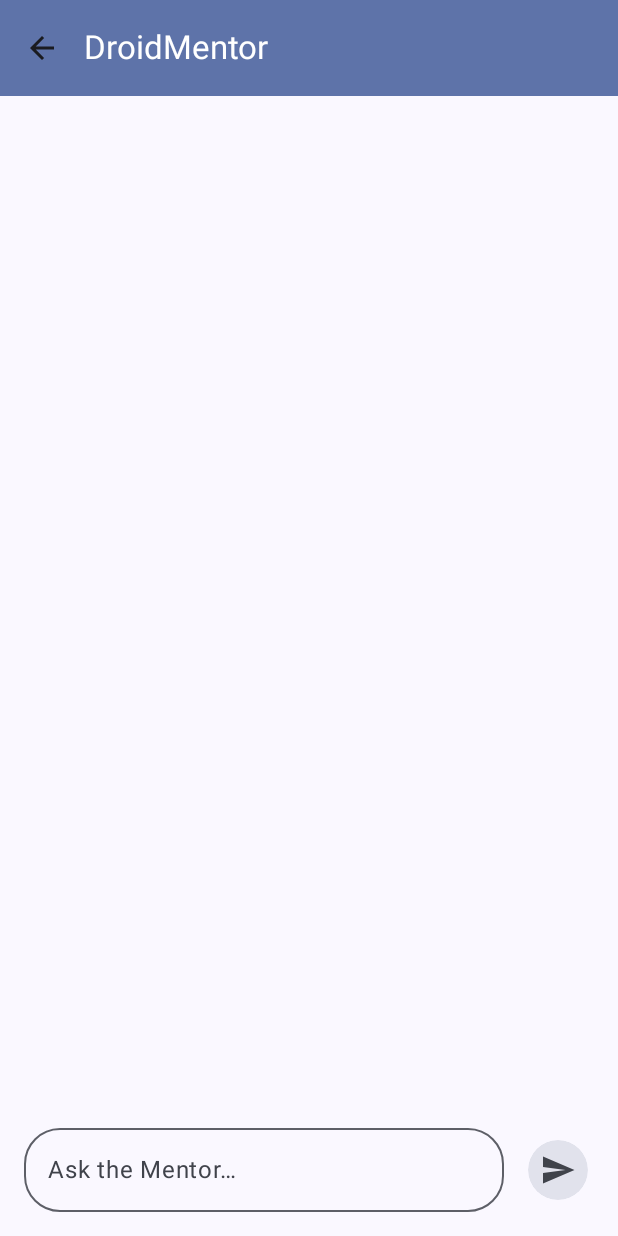
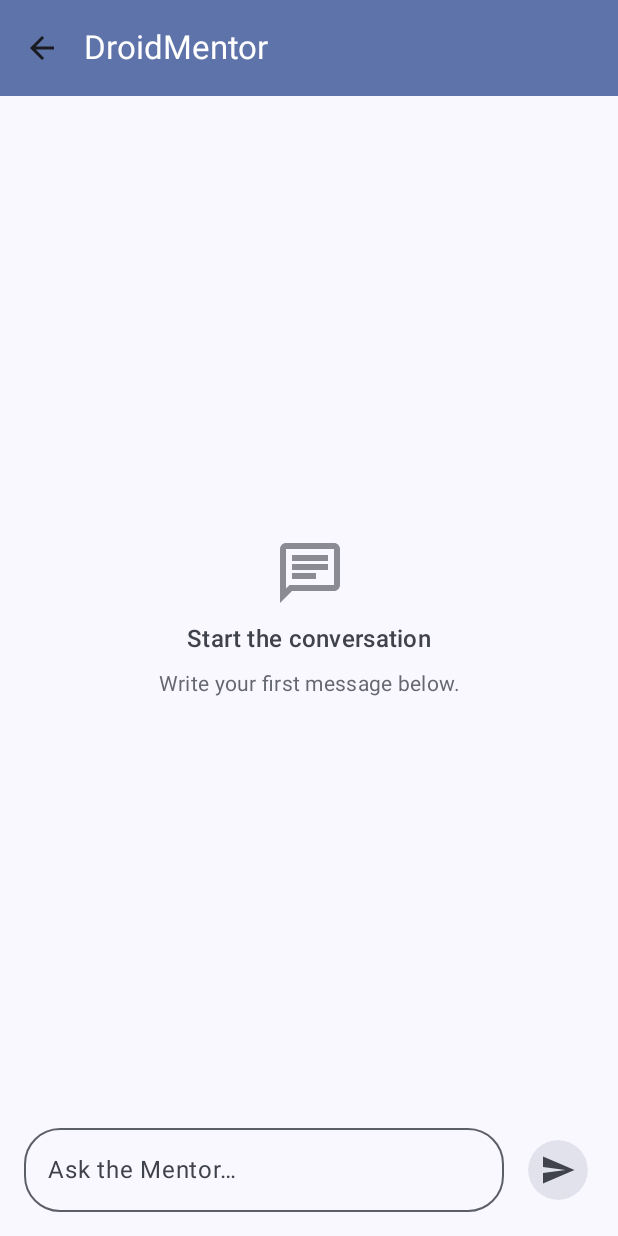
Before and after one commit to glhrm25/DroidMentor, an Android app built with Jetpack Compose: the ActiveChatActivity screen opened directly, with no data from a screen before it, on a phone screen of 412 x 824 dp. Run offline under Robolectric (Android 15) with nearby library versions, the phone set to English and light mode, and no system bars.

Commit message:
Active chat now shows a message when screen is empty, instead of a blank screen.

```diff
--- a/app/src/main/java/com/example/droidmentor/ui/chat/ActiveChatScreen.kt
+++ b/app/src/main/java/com/example/droidmentor/ui/chat/ActiveChatScreen.kt
@@ -20,6 +20,7 @@ import com.example.droidmentor.data.model.chat.Role
 import com.example.droidmentor.ui.chat.components.ChatBubble
 import com.example.droidmentor.ui.chat.components.ChatErrorBanner
 import com.example.droidmentor.ui.chat.components.ChatInputBar
+import com.example.droidmentor.ui.chat.components.EmptyChatPlaceholder
 
 
 /**
@@ -160,6 +161,13 @@ fun ActiveChatScreenContent(
             }
         }
     ) { innerPadding ->        // space left between top bar and bottom bar
+        Box(
+            modifier = modifier
+        ) {
+            if (messages.isEmpty()) {
+                EmptyChatPlaceholder(modifier = Modifier.align(Alignment.Center))
+            }
+
             LazyColumn(
                 state = listState,
                 modifier = Modifier
@@ -189,6 +197,7 @@ fun ActiveChatScreenContent(
 
                 item(key = "bottom_spacer") {
                     Spacer(modifier = Modifier.height(16.dp))
+                }
             }
         }
     }
--- /dev/null
+++ b/app/src/main/java/com/example/droidmentor/ui/chat/components/EmptyChatPlaceHolder.kt
@@ -0,0 +1,43 @@
+package com.example.droidmentor.ui.chat.components
+
+import androidx.compose.foundation.layout.*
+import androidx.compose.material.icons.Icons
+import androidx.compose.material.icons.automirrored.outlined.Chat
+import androidx.compose.material3.*
+import androidx.compose.runtime.*
+import androidx.compose.ui.Alignment
+import androidx.compose.ui.Modifier
+import androidx.compose.ui.res.stringResource
+import androidx.compose.ui.unit.dp
+import com.example.droidmentor.R
+import androidx.compose.ui.text.style.TextAlign
+
+/**
+ * Background hint shown when the chat has no messages yet.
+ */
+@Composable
+fun EmptyChatPlaceholder(modifier: Modifier = Modifier) {
+    Column(
+        modifier = modifier.padding(horizontal = 32.dp),
+        horizontalAlignment = Alignment.CenterHorizontally,
+        verticalArrangement = Arrangement.spacedBy(8.dp)
+    ) {
+        Icon(
+            imageVector = Icons.AutoMirrored.Outlined.Chat,
+            contentDescription = null,   // decorative
+            modifier = Modifier.size(48.dp),
+            tint = MaterialTheme.colorScheme.onSurfaceVariant.copy(alpha = 0.6f)
+        )
+        Text(
+            text = stringResource(R.string.chat_empty_title),
+            style = MaterialTheme.typography.titleMedium,
+            color = MaterialTheme.colorScheme.onSurfaceVariant
+        )
+        Text(
+            text = stringResource(R.string.chat_empty_subtitle),
+            style = MaterialTheme.typography.bodyMedium,
+            textAlign = TextAlign.Center,
+            color = MaterialTheme.colorScheme.onSurfaceVariant.copy(alpha = 0.8f)
+        )
+    }
+}
--- a/app/src/main/res/values/strings.xml
+++ b/app/src/main/res/values/strings.xml
@@ -10,6 +10,8 @@
     <string name="active_chat_ignore_error_button_desc">Ignore</string>
     <string name="active_chat_default_error_message">An error happened while trying to communicate with mentor. %1$s</string>
     <string name="active_chat_missing_key_message">Your api key is missing.</string>
+    <string name="chat_empty_title">Start the conversation</string>
+    <string name="chat_empty_subtitle">Write your first message below.</string>
 
     <!-- Title Screen -->
     <string name="title_tagline">Your Senior Android Engineering Mentor</string>
```
Lines whose indentation alone changed are shown as unchanged.
